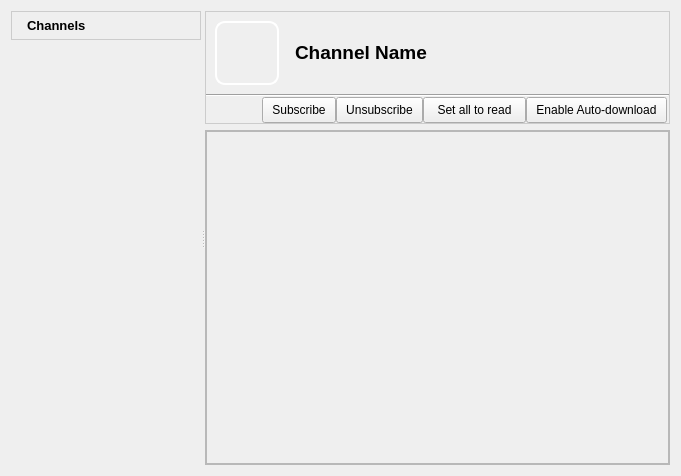
Qt form retroshare-gui/src/gui/ChannelFeed.ui (RetroShare/RetroShare) before a commit.
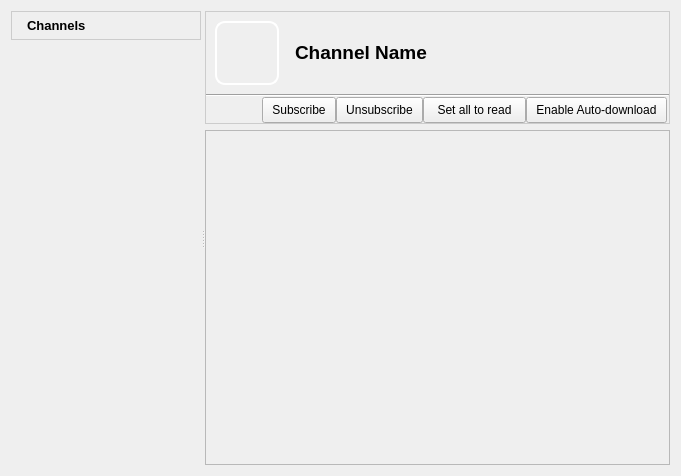
The same form after that commit. Icons and pictures are not drawn. Custom widgets are drawn as their Qt base class.

Commit message: Fixed layout problem (vertical scrollbar) in ChannelFeed. Indent text of the channel message and set it to selectable.

Diff of the .ui file:
```diff
--- a/retroshare-gui/src/gui/ChannelFeed.ui
+++ b/retroshare-gui/src/gui/ChannelFeed.ui
@@ -524,24 +524,6 @@
         </widget>
        </item>
        <item row="1" column="0">
-        <widget class="QFrame" name="msgFrame">
-         <property name="styleSheet">
-          <string notr="true"/>
-         </property>
-         <property name="frameShape">
-          <enum>QFrame::StyledPanel</enum>
-         </property>
-         <property name="frameShadow">
-          <enum>QFrame::Raised</enum>
-         </property>
-         <layout class="QGridLayout" name="gridLayout_8">
-          <property name="margin">
-           <number>0</number>
-          </property>
-          <property name="spacing">
-           <number>0</number>
-          </property>
-          <item row="0" column="0">
            <widget class="QScrollArea" name="scrollArea">
             <property name="widgetResizable">
              <bool>true</bool>
@@ -554,8 +536,8 @@
               <rect>
                <x>0</x>
                <y>0</y>
-               <width>484</width>
-               <height>331</height>
+            <width>486</width>
+            <height>333</height>
               </rect>
              </property>
              <property name="styleSheet">
@@ -576,19 +558,19 @@
                 <property name="orientation">
                  <enum>Qt::Vertical</enum>
                 </property>
+             <property name="sizeType">
+              <enum>QSizePolicy::MinimumExpanding</enum>
+             </property>
                 <property name="sizeHint" stdset="0">
                  <size>
-                  <width>391</width>
-                  <height>266</height>
+               <width>0</width>
+               <height>0</height>
                  </size>
                 </property>
                </spacer>
               </item>
              </layout>
             </widget>
-           </widget>
-          </item>
-         </layout>
         </widget>
        </item>
       </layout>
```
Lines whose indentation alone changed are shown as unchanged. The commit also changes 2 other files.
